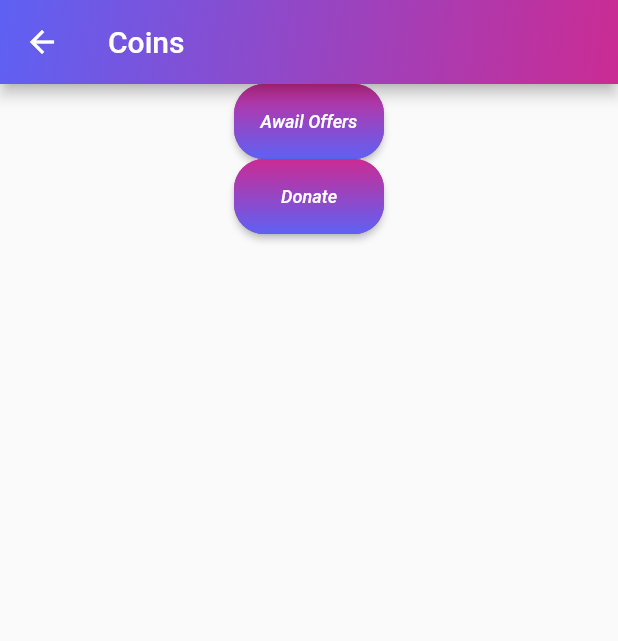
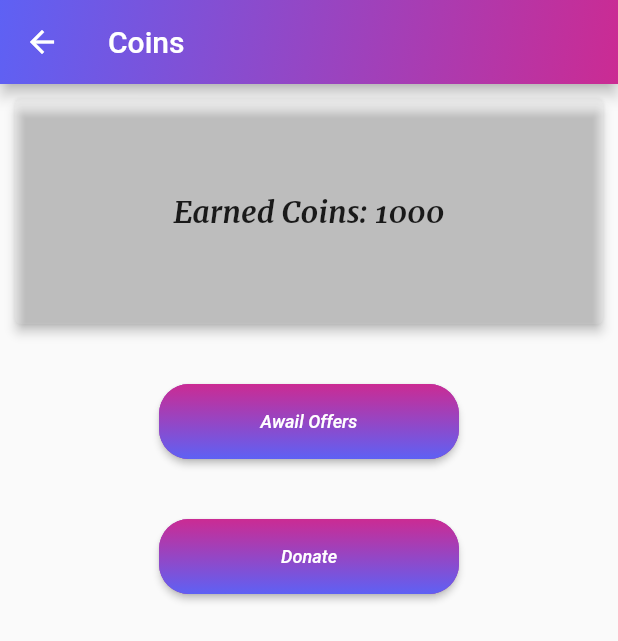
Before and after one commit to Divyansh-Mehta/tourist_support_portal, a Flutter app: the CoinScreen screen opened by its route, on a phone screen of 412 x 824 dp. Shown: the top 641 px of the screen. Run offline on Flutter 3.47's test engine with Material 2 defaults, Android fonts, the phone set to English and light mode, and no system bars; our stand-ins replace carousel_slider, firebase_auth, firebase_core; accounts and stored records are empty; network calls fail.

Commit message:
Final Commit before presentation

```diff
--- a/lib/screens/coin_screen.dart
+++ b/lib/screens/coin_screen.dart
@@ -14,7 +14,7 @@ class _CoinScreenState extends State<CoinScreen> {
   Widget build(BuildContext context) {
     return Scaffold(
       appBar: AppBar(
-        title: Text("Coins"),
+        title: const Text("Coins"),
         flexibleSpace: Container(
           decoration: BoxDecoration(
             gradient: LinearGradient(
@@ -31,8 +31,23 @@ class _CoinScreenState extends State<CoinScreen> {
       ),
       body: Column(
         children: [
-          Container(
-            child: null,
+          Card(
+            elevation: 3,
+            color: Colors.white10,
+            margin: EdgeInsets.only(left: 10, right: 10, top: 10, bottom: 40),
+            child: Container(
+              width: double.infinity,
+              height: 150,
+              child: Column(
+                mainAxisAlignment: MainAxisAlignment.spaceAround,
+                children: [
+                  Text(
+                    "Earned Coins: 1000",
+                    style: TextStyle(fontFamily: "merriweather", fontSize: 20),
+                  ),
+                ],
+              ),
+            ),
           ),
           ElevatedButton(
             style: ElevatedButton.styleFrom(
@@ -52,7 +67,7 @@ class _CoinScreenState extends State<CoinScreen> {
                   ),
                   borderRadius: BorderRadius.circular(20)),
               child: Container(
-                width: 100,
+                width: 200,
                 height: 50,
                 alignment: Alignment.center,
                 child: const Text(
@@ -62,6 +77,9 @@ class _CoinScreenState extends State<CoinScreen> {
               ),
             ),
             onPressed: () {},
+          ),
+          SizedBox(
+            height: 40,
           ),
           ElevatedButton(
             style: ElevatedButton.styleFrom(
@@ -81,7 +99,7 @@ class _CoinScreenState extends State<CoinScreen> {
                   ),
                   borderRadius: BorderRadius.circular(20)),
               child: Container(
-                width: 100,
+                width: 200,
                 height: 50,
                 alignment: Alignment.center,
                 child: const Text(
--- a/lib/screens/tabs_screen.dart
+++ b/lib/screens/tabs_screen.dart
@@ -115,7 +115,9 @@ class _TabsScreenState extends State<TabsScreen> {
             onPressed: () {
               Navigator.of(context).pushNamed(CoinScreen.routeName);
             },
-            icon: Icon(Icons.currency_exchange_rounded),
+            icon: ImageIcon(
+              AssetImage("assets/icons/coin.png"),
+            ),
           ),
         ],
         title: const Text("Tripsyy"),
--- a/lib/widgets/explore.dart
+++ b/lib/widgets/explore.dart
@@ -15,7 +15,9 @@ class _ExploreState extends State<Explore> {
     return Column(
       children: [
         Container(
-          margin: EdgeInsets.only(left: 10),
+          margin: EdgeInsets.only(
+            left: 10,
+          ),
           child:
               Row(mainAxisAlignment: MainAxisAlignment.spaceBetween, children: [
             Text(
@@ -23,7 +25,7 @@ class _ExploreState extends State<Explore> {
               style: TextStyle(fontFamily: "merriweather", fontSize: 15),
             ),
             TextButton(
-              onPressed: null,
+              onPressed: () {},
               child: const Text(
                 "See All >",
                 style: TextStyle(
--- a/lib/widgets/place.dart
+++ b/lib/widgets/place.dart
@@ -17,7 +17,7 @@ class Place extends StatelessWidget {
           borderRadius: BorderRadius.circular(15),
         ),
         elevation: 4,
-        margin: const EdgeInsets.all(10),
+        margin: const EdgeInsets.only(top: 10, right: 10, left: 10, bottom: 10),
         child: Column(
             children: <Widget>[
               const SizedBox(
--- a/lib/widgets/profile_header.dart
+++ b/lib/widgets/profile_header.dart
@@ -34,11 +34,11 @@ class _ProfileHeaderState extends State<ProfileHeader> {
             ),
           ),
           Text(
-            "Rapid Tech",
+            "Anushka Sharma",
             style: TextStyle(color: Colors.white, fontSize: 20),
           ),
           Text(
-            "info@rapidtech.dev",
+            "anushka01@gmail.com",
             style: TextStyle(
               color: Colors.grey[200],
               fontSize: 14,
--- a/pubspec.yaml
+++ b/pubspec.yaml
@@ -75,6 +75,7 @@ flutter:
     - assets/images/uttrakhand.jpg
     - assets/images/rajasthan.jpg
     - assets/images/karnataka.jpg
+    - assets/icons/coin.png
   #   - images/a_dot_ham.jpeg
 
   # An image asset can refer to one or more resolution-specific "variants", see
```
Also changed, not shown: lib/screens/place_description_screen.dart (+13 -0 lines), lib/screens/tourist_place_screen.dart (deleted, +0 -100 lines), lib/widgets/app_drawer.dart (+24 -7 lines), assets/icons/coin.png (added).
